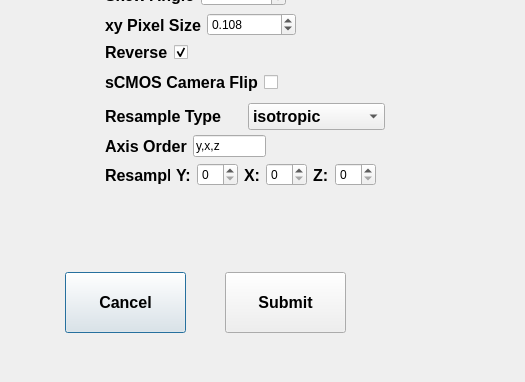
Above: mainadvanced.ui from abcucberkeley/PetaKit5D-GUI before the change; both pictures show x 115 to 640 and y 98 to 480 of the 640 by 480 pixel window. Below: the same form after it.
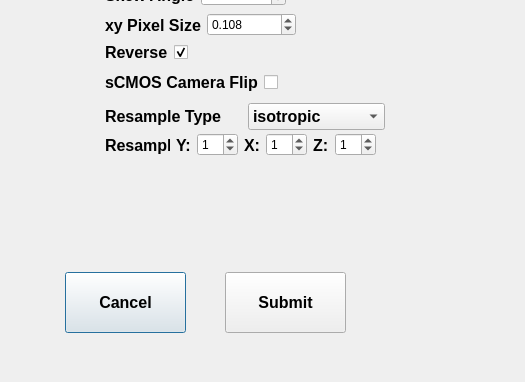
That is the form after the change.

Diff of the .ui file:
```diff
--- a/mainadvanced.ui
+++ b/mainadvanced.ui
@@ -290,7 +290,7 @@
    <property name="geometry">
     <rect>
      <x>220</x>
-     <y>260</y>
+     <y>230</y>
      <width>271</width>
      <height>26</height>
     </rect>
@@ -325,7 +325,14 @@
      </widget>
     </item>
     <item>
-     <widget class="QSpinBox" name="resampleSpinBox"/>
+     <widget class="QSpinBox" name="resampleYSpinBox">
+      <property name="minimum">
+       <number>0</number>
+      </property>
+      <property name="value">
+       <number>1</number>
+      </property>
+     </widget>
     </item>
     <item>
      <widget class="QLabel" name="resampleLabel_3">
@@ -342,7 +349,11 @@
      </widget>
     </item>
     <item>
-     <widget class="QSpinBox" name="resampleSpinBox_2"/>
+     <widget class="QSpinBox" name="resampleXSpinBox">
+      <property name="value">
+       <number>1</number>
+      </property>
+     </widget>
     </item>
     <item>
      <widget class="QLabel" name="resampleLabel_4">
@@ -359,41 +370,9 @@
      </widget>
     </item>
     <item>
-     <widget class="QSpinBox" name="resampleSpinBox_3"/>
-    </item>
-   </layout>
-  </widget>
-  <widget class="QWidget" name="layoutWidget_7">
-   <property name="geometry">
-    <rect>
-     <x>220</x>
-     <y>230</y>
-     <width>161</width>
-     <height>29</height>
-    </rect>
-   </property>
-   <layout class="QHBoxLayout" name="horizontalLayout_11">
-    <item>
-     <widget class="QLabel" name="axisOrderLabel">
-      <property name="font">
-       <font>
-        <pointsize>12</pointsize>
-        <weight>75</weight>
-        <bold>true</bold>
-       </font>
-      </property>
-      <property name="text">
-       <string>Axis Order</string>
-      </property>
-     </widget>
-    </item>
-    <item>
-     <widget class="QLineEdit" name="axisOrderLineEdit">
-      <property name="text">
-       <string>y,x,z</string>
-      </property>
-      <property name="placeholderText">
-       <string>EX: y,x,z or x,y,z or z,x,y etc.</string>
+     <widget class="QSpinBox" name="resampleZSpinBox">
+      <property name="value">
+       <number>1</number>
       </property>
      </widget>
     </item>
```
Left out of the diff: 6 changed lines with no effect on the pictures.
